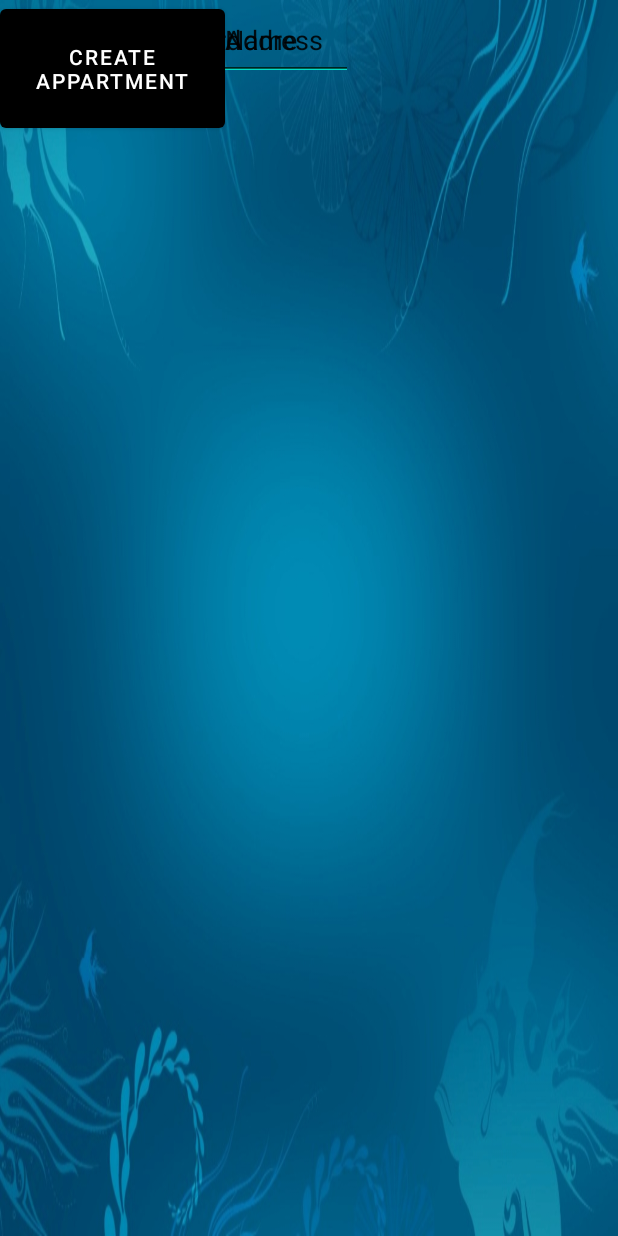
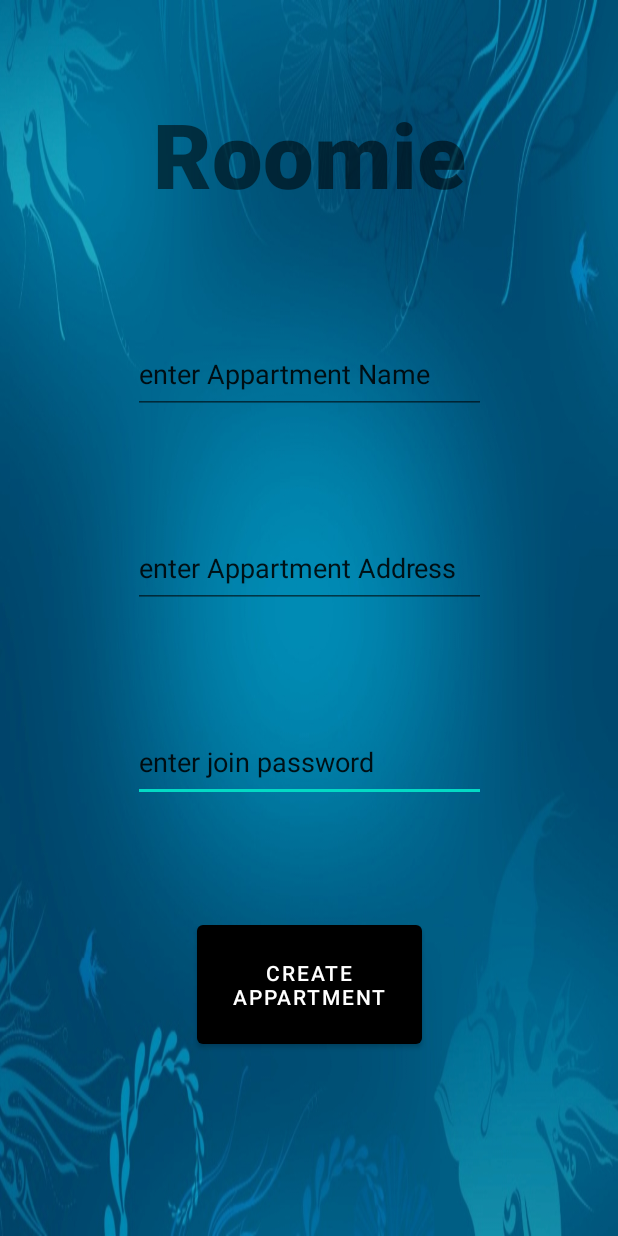
Before and after one commit to oz105/Roomie, an Android app: the AddNewAppartment screen opened directly, with no data from a screen before it, on a phone screen of 412 x 824 dp. Run offline under Robolectric (Android 15) with nearby library versions, the light colour scheme and no system bars; our stand-ins replace Firebase (no records; nobody signed in at launch, a user with empty details on screens opened directly).

Commit message:
creat new appartment

```diff
--- a/app/src/main/AndroidManifest.xml
+++ b/app/src/main/AndroidManifest.xml
@@ -9,6 +9,9 @@
         android:roundIcon="@mipmap/ic_launcher_round"
         android:supportsRtl="true"
         android:theme="@style/Theme.Roomie_2">
+        <activity
+            android:name=".BillsActivity"
+            android:exported="false" />
         <activity
             android:name=".ForgetPasswordActivity"
             android:exported="false" />
--- a/app/src/main/java/com/example/roomie_2/Bills.java
+++ /dev/null
@@ -1,4 +0,0 @@
-package com.example.roomie_2;
-
-public class Bills {
-}
--- a/app/src/main/java/com/example/roomie_2/FirstRegisteredEntry.java
+++ b/app/src/main/java/com/example/roomie_2/FirstRegisteredEntry.java
@@ -16,7 +16,6 @@ public class FirstRegisteredEntry extends AppCompatActivity implements View.OnCl
     @Override
     protected void onCreate(Bundle savedInstanceState) {
         Log.i("hananell","create first registerentry");
-
         super.onCreate(savedInstanceState);
         setContentView(R.layout.activity_first_registered_entry);
         newAppartment = (TextView) findViewById(R.id.Create);
@@ -39,6 +38,7 @@ public class FirstRegisteredEntry extends AppCompatActivity implements View.OnCl
     public void onClick(View v) {
         switch (v.getId()){
             case R.id.Create:
+                Log.i("hananell","start create new appartment");
                 startActivity(new Intent(this,AddNewAppartment.class));
                 break;
 //            case R.id.join:
--- a/app/src/main/java/com/example/roomie_2/RegisterActivity.java
+++ b/app/src/main/java/com/example/roomie_2/RegisterActivity.java
@@ -114,7 +114,8 @@ public class RegisterActivity extends AppCompatActivity implements View.OnClickL
                     @Override
                     public void onComplete(@NonNull Task<AuthResult> task) {
                         if(task.isSuccessful()){
-                            User user = new User(fullName, age, email);
+                            String id = mAuth.getCurrentUser().getUid();
+                            User user = new User(fullName, age, email,id);
                             root.child(String.valueOf(user.id)).setValue(user)
                                     .addOnCompleteListener(new OnCompleteListener<Void>() {
                                 @Override
--- a/app/src/main/res/layout/activity_add_new_appartment.xml
+++ b/app/src/main/res/layout/activity_add_new_appartment.xml
@@ -7,46 +7,69 @@
     android:background="@drawable/login_background"
     tools:context=".AddNewAppartment">
 
+    <TextView
+        android:id="@+id/title"
+        android:layout_width="match_parent"
+        android:layout_height="wrap_content"
+        android:layout_marginBottom="620dp"
+        android:fontFamily="sans-serif-black"
+        android:text="Roomie"
+        android:textAlignment="center"
+        android:textSize="60sp"
+        android:textStyle="bold"
+        app:layout_constraintBottom_toBottomOf="parent"
+        app:layout_constraintLeft_toLeftOf="parent"
+        app:layout_constraintRight_toRightOf="parent"
+        app:layout_constraintTop_toTopOf="parent" />
+
     <EditText
         android:id="@+id/Password"
         android:layout_width="235dp"
         android:layout_height="53dp"
+        android:layout_marginTop="76dp"
         android:ems="10"
         android:inputType="textPersonName"
         android:text="enter join password"
-        tools:layout_editor_absoluteX="69dp"
-        tools:layout_editor_absoluteY="329dp"
+        app:layout_constraintEnd_toEndOf="parent"
+        app:layout_constraintStart_toStartOf="parent"
+        app:layout_constraintTop_toBottomOf="@+id/Address"
         tools:ignore="MissingConstraints" />
 
     <EditText
         android:id="@+id/Address"
         android:layout_width="235dp"
         android:layout_height="53dp"
+        android:layout_marginTop="76dp"
         android:ems="10"
         android:inputType="textPersonName"
         android:text="enter Appartment Address"
-        tools:layout_editor_absoluteX="69dp"
-        tools:layout_editor_absoluteY="224dp"
+        app:layout_constraintEnd_toEndOf="parent"
+        app:layout_constraintStart_toStartOf="parent"
+        app:layout_constraintTop_toBottomOf="@+id/Name"
         tools:ignore="MissingConstraints" />
 
     <EditText
         android:id="@+id/Name"
         android:layout_width="235dp"
         android:layout_height="53dp"
+        android:layout_marginTop="80dp"
         android:ems="10"
         android:inputType="textPersonName"
         android:text="enter Appartment Name"
-        tools:layout_editor_absoluteX="69dp"
-        tools:layout_editor_absoluteY="116dp"
+        app:layout_constraintEnd_toEndOf="parent"
+        app:layout_constraintStart_toStartOf="parent"
+        app:layout_constraintTop_toBottomOf="@+id/title"
         tools:ignore="MissingConstraints" />
 
     <Button
         android:id="@+id/create"
         android:layout_width="150dp"
         android:layout_height="91dp"
+        android:layout_marginTop="76dp"
         android:text="CREATE APPARTMENT"
-        tools:layout_editor_absoluteX="100dp"
-        tools:layout_editor_absoluteY="440dp"
+        app:layout_constraintEnd_toEndOf="parent"
+        app:layout_constraintStart_toStartOf="parent"
+        app:layout_constraintTop_toBottomOf="@+id/Password"
         tools:ignore="MissingConstraints" />
 
 </androidx.constraintlayout.widget.ConstraintLayout>
```
Also changed, not shown: app/src/main/java/com/example/roomie_2/AddNewAppartment.java (+51 -3 lines), app/src/main/java/com/example/roomie_2/Appartment.java (+20 -4 lines), app/src/main/java/com/example/roomie_2/BillsActivity.java (added, +123 -0 lines), app/src/main/java/com/example/roomie_2/LoginActivity.java (+12 -0 lines), app/src/main/java/com/example/roomie_2/User.java (+5 -3 lines), app/src/main/res/layout/activity_bills.xml (added, +85 -0 lines), app/src/main/res/layout/activity_first_registered_entry.xml (+19 -11 lines).
